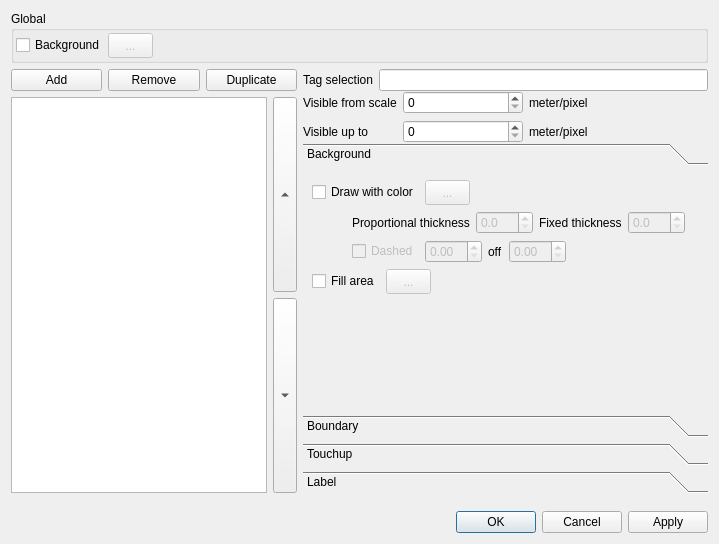
The window that src/PaintStyle/PaintStyleEditor.ui (openstreetmap/merkaartor) describes before a commit, drawn with Qt 5.
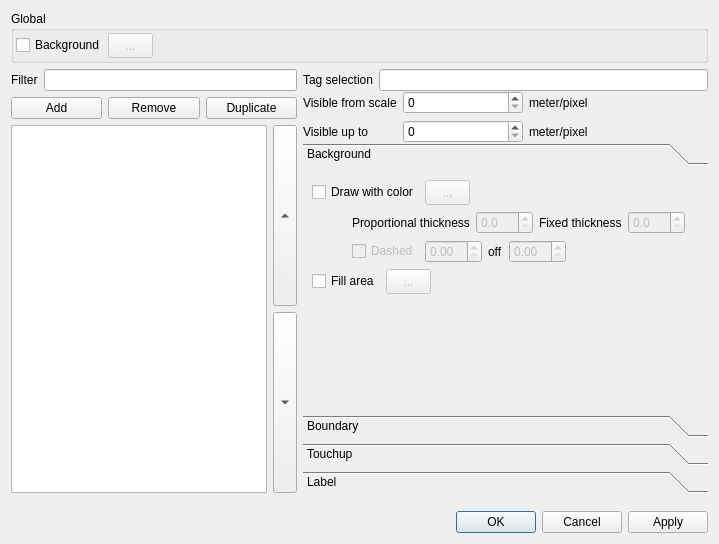
The same window after the commit.

Commit message: ADD : Style Editor: allow to filter the style list CHG : style update

The edit to the form file:
```diff
--- a/src/PaintStyle/PaintStyleEditor.ui
+++ b/src/PaintStyle/PaintStyleEditor.ui
@@ -73,6 +73,24 @@
     <layout class="QHBoxLayout" name="horizontalLayout_2">
      <item>
       <layout class="QVBoxLayout" name="verticalLayout_8">
+       <item>
+        <layout class="QHBoxLayout" name="horizontalLayout_7">
+         <item>
+          <widget class="QLabel" name="label_21">
+           <property name="text">
+            <string>Filter</string>
+           </property>
+          </widget>
+         </item>
+         <item>
+          <widget class="QLineEdit" name="edFilter">
+           <property name="text">
+            <string/>
+           </property>
+          </widget>
+         </item>
+        </layout>
+       </item>
        <item>
         <layout class="QHBoxLayout">
          <property name="spacing">
```
The commit also changes 5 other files.
